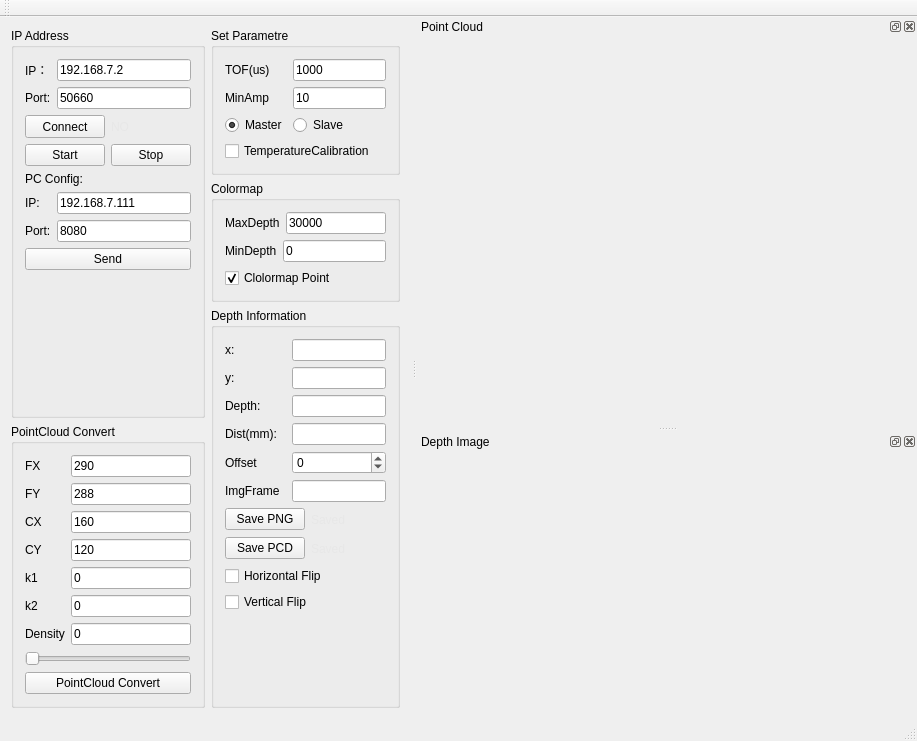
Old version of the form SmartEye/SmartEye/smarteye.ui in the repository SHU3DVision/SmartEye.
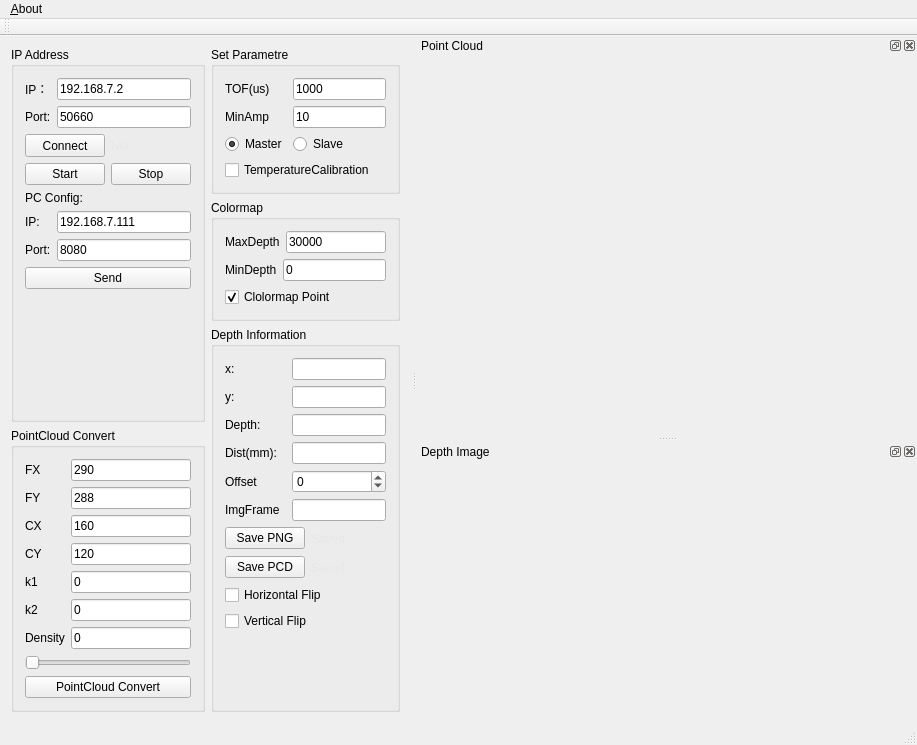
New version of the form. Icons and pictures are not drawn. Custom widgets are drawn as their Qt base class.

What changed in the file:
```diff
--- a/SmartEye/SmartEye/smarteye.ui
+++ b/SmartEye/SmartEye/smarteye.ui
@@ -666,6 +666,13 @@
      <height>23</height>
     </rect>
    </property>
+   <widget class="QMenu" name="menuAbout_a">
+    <property name="title">
+     <string>&amp;About</string>
+    </property>
+    <addaction name="actionAbout"/>
+   </widget>
+   <addaction name="menuAbout_a"/>
   </widget>
   <widget class="QToolBar" name="mainToolBar">
    <attribute name="toolBarArea">
```
Left out of the diff: 5 changed lines with no effect on the pictures.
